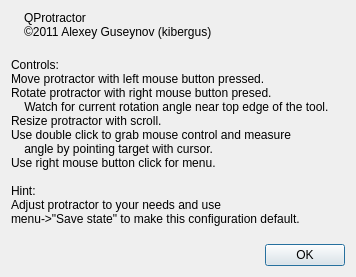
Before: the Qt Designer form about.ui in legath/qprotractor, drawn with Qt 5.
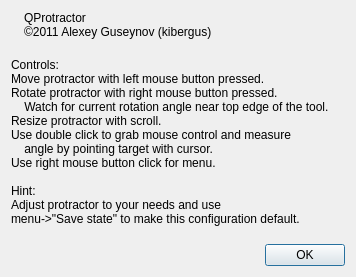
After: the same form once the commit is applied. Icons and pictures are not drawn.

Patch:
```diff
--- a/about.ui
+++ b/about.ui
@@ -78,7 +78,7 @@
      <property name="text">
       <string>Controls:
 Move protractor with left mouse button pressed.
-Rotate protractor with right mouse button presed.
+Rotate protractor with right mouse button pressed.
     Watch for current rotation angle near top edge of the tool.
 Resize protractor with scroll.
 Use double click to grab mouse control and measure
```
